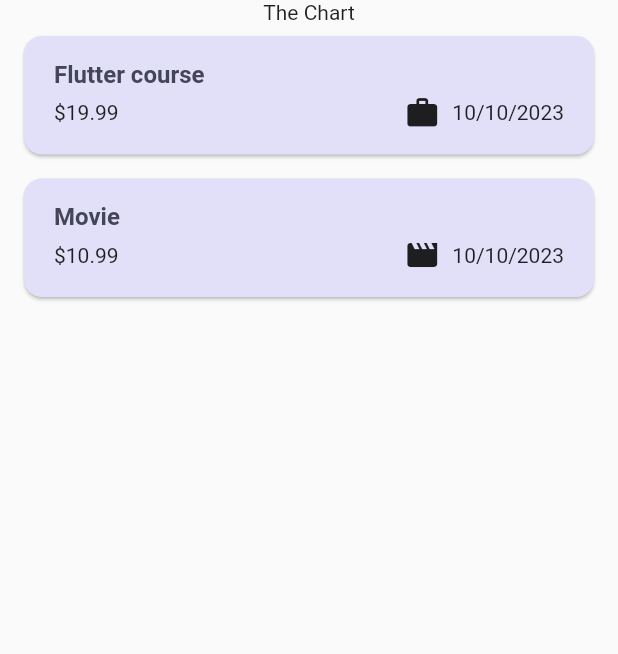
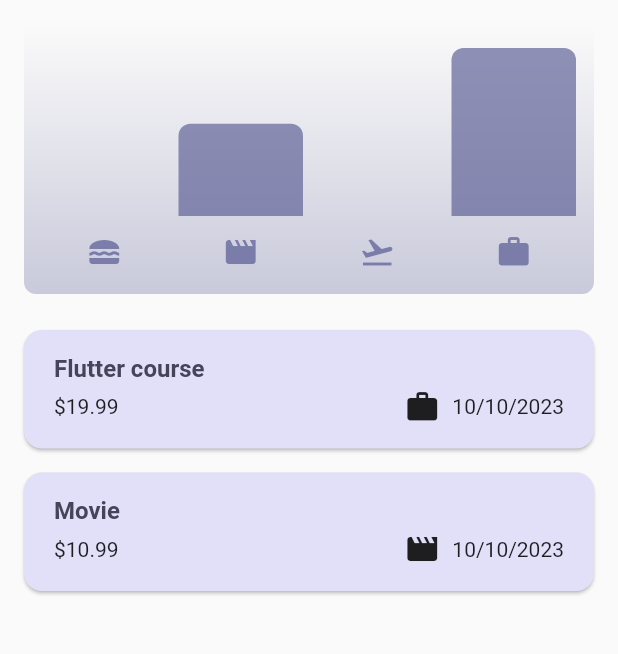
Before and after one commit to briglowell/expense_tracker_flutter, a Flutter app: the screen it shows after launch, on a phone screen of 412 x 824 dp, the part 84-738 px from its top. Run offline on Flutter 3.47's test engine with Material 2 defaults, Android fonts, the phone set to English and light mode, and no system bars.

Commit message:
Added bar chart visualizing expenses on category

```diff
--- a/lib/models/expense.dart
+++ b/lib/models/expense.dart
@@ -33,3 +33,28 @@ class Expense {
     return formatter.format(date);
   }
 }
+
+class ExpenseBucket {
+  const ExpenseBucket({
+    required this.category,
+    required this.expenses,
+  });
+
+  ExpenseBucket.forCategory(List<Expense> allExpenses, this.category)
+      : expenses = allExpenses
+            .where((expense) => expense.category == category)
+            .toList();
+
+  final Category category;
+  final List<Expense> expenses;
+
+  double get totalExpenses {
+    double sum = 0;
+
+    for (final expense in expenses) {
+      sum += expense.amount;
+    }
+
+    return sum;
+  }
+}
--- /dev/null
+++ b/lib/widgets/chart/chart.dart
@@ -0,0 +1,96 @@
+import 'package:flutter/material.dart';
+
+import 'package:expense_tracker/widgets/chart/chart_bar.dart';
+import 'package:expense_tracker/models/expense.dart';
+
+class Chart extends StatelessWidget {
+  const Chart({super.key, required this.expenses});
+
+  final List<Expense> expenses;
+
+  List<ExpenseBucket> get buckets {
+    return [
+      ExpenseBucket.forCategory(expenses, Category.food),
+      ExpenseBucket.forCategory(expenses, Category.leisure),
+      ExpenseBucket.forCategory(expenses, Category.travel),
+      ExpenseBucket.forCategory(expenses, Category.work),
+    ];
+  }
+
+  double get maxTotalExpense {
+    double maxTotalExpense = 0;
+
+    for (final bucket in buckets) {
+      if (bucket.totalExpenses > maxTotalExpense) {
+        maxTotalExpense = bucket.totalExpenses;
+      }
+    }
+
+    return maxTotalExpense;
+  }
+
+  @override
+  Widget build(BuildContext context) {
+    //check if dark mode and set flag
+    final isDarkMode =
+        MediaQuery.of(context).platformBrightness == Brightness.dark;
+    return Container(
+      margin: const EdgeInsets.all(16),
+      padding: const EdgeInsets.symmetric(
+        vertical: 16,
+        horizontal: 8,
+      ),
+      width: double.infinity,
+      height: 180,
+      decoration: BoxDecoration(
+        borderRadius: BorderRadius.circular(8),
+        gradient: LinearGradient(
+          colors: [
+            Theme.of(context).colorScheme.primary.withOpacity(0.3),
+            Theme.of(context).colorScheme.primary.withOpacity(0.0)
+          ],
+          begin: Alignment.bottomCenter,
+          end: Alignment.topCenter,
+        ),
+      ),
+      child: Column(
+        children: [
+          Expanded(
+            child: Row(
+              crossAxisAlignment: CrossAxisAlignment.end,
+              children: [
+                for (final bucket in buckets) // alternative to map()
+                  ChartBar(
+                    fill: bucket.totalExpenses == 0
+                        ? 0
+                        : bucket.totalExpenses / maxTotalExpense,
+                  )
+              ],
+            ),
+          ),
+          const SizedBox(height: 12),
+          Row(
+            children: buckets
+                .map(
+                  (bucket) => Expanded(
+                    child: Padding(
+                      padding: const EdgeInsets.symmetric(horizontal: 4),
+                      child: Icon(
+                        categoryIcons[bucket.category],
+                        color: isDarkMode
+                            ? Theme.of(context).colorScheme.secondary
+                            : Theme.of(context)
+                                .colorScheme
+                                .primary
+                                .withOpacity(0.7),
+                      ),
+                    ),
+                  ),
+                )
+                .toList(),
+          )
+        ],
+      ),
+    );
+  }
+}
--- /dev/null
+++ b/lib/widgets/chart/chart_bar.dart
@@ -0,0 +1,34 @@
+import 'package:flutter/material.dart';
+
+class ChartBar extends StatelessWidget {
+  const ChartBar({
+    super.key,
+    required this.fill,
+  });
+
+  final double fill;
+
+  @override
+  Widget build(BuildContext context) {
+    final isDarkMode =
+        MediaQuery.of(context).platformBrightness == Brightness.dark;
+    return Expanded(
+      child: Padding(
+        padding: const EdgeInsets.symmetric(horizontal: 4),
+        child: FractionallySizedBox(
+          heightFactor: fill,
+          child: DecoratedBox(
+            decoration: BoxDecoration(
+              shape: BoxShape.rectangle,
+              borderRadius:
+                  const BorderRadius.vertical(top: Radius.circular(8)),
+              color: isDarkMode
+                  ? Theme.of(context).colorScheme.secondary
+                  : Theme.of(context).colorScheme.primary.withOpacity(0.65),
+            ),
+          ),
+        ),
+      ),
+    );
+  }
+}
--- a/lib/widgets/expenses.dart
+++ b/lib/widgets/expenses.dart
@@ -1,3 +1,4 @@
+import 'package:expense_tracker/widgets/chart/chart.dart';
 import 'package:expense_tracker/widgets/expenses_list/expenses_list.dart';
 import 'package:expense_tracker/models/expense.dart';
 import 'package:expense_tracker/widgets/new_expense.dart';
@@ -92,7 +93,7 @@ class _ExpensesState extends State<Expenses> {
       ),
       body: Column(
         children: [
-          const Text('The Chart'),
+          Chart(expenses: _registeredExpenses),
           Expanded(child: mainContent),
         ],
       ),
```
Also changed, not shown: 1 other file.
